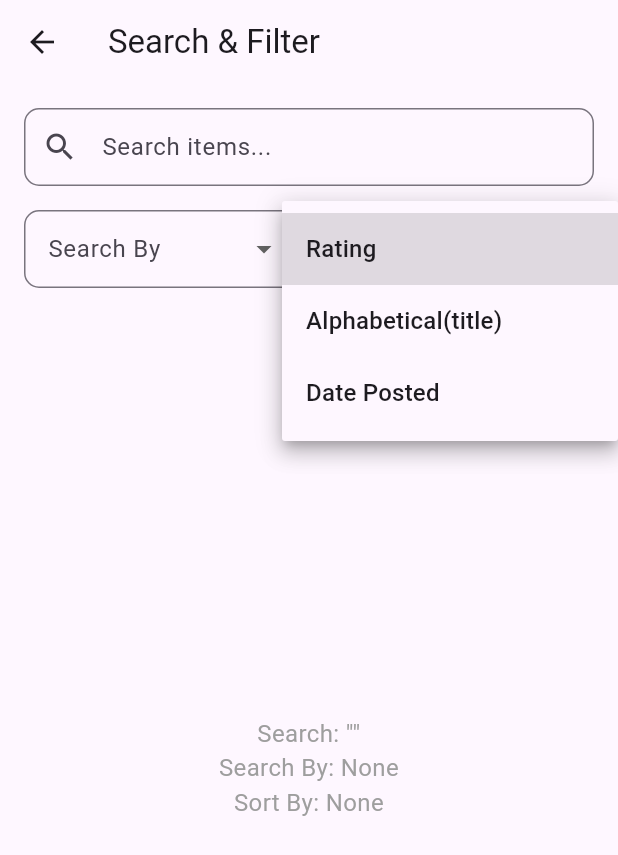
After one commit to Cs3541/Eat-Right-GroupMeep, a Flutter app: the BrowseScreen screen opened directly, after a tap on "Sort By", on a phone screen of 412 x 824 dp. The commit adds this screen. Shown: the top 855 px of the screen. Run offline on Flutter 3.47's test engine with Material 3 defaults, Android fonts, the phone set to English and light mode, and no system bars; our stand-ins replace cloud_firestore, firebase_auth, firebase_core, firebase_database; accounts and stored records are empty.

Commit message:
Added browse page logic, not hooked up though

```diff
--- a/lib/views/analytics_page_screen.dart
+++ b/lib/views/analytics_page_screen.dart
@@ -1,5 +1,5 @@
 import 'package:flutter/material.dart';
-import '../home_screen.dart';
+import 'home_screen.dart';
 import 'nutrition_log_screen.dart';
 import 'energy_log_screen.dart';
 
--- /dev/null
+++ b/lib/views/browse_screen.dart
@@ -0,0 +1,130 @@
+import 'package:flutter/material.dart';
+
+
+class BrowseScreen extends StatefulWidget {
+  const BrowseScreen({super.key});
+
+  @override
+  State<BrowseScreen> createState() => _BrowseScreenState();
+}
+
+class _BrowseScreenState extends State<BrowseScreen> {
+  final TextEditingController _searchController = TextEditingController();
+
+  // State for Dropdown 1
+  String? _selectedSearch;
+  final List<String> _searchOptions = ['Title', 'Creator'];
+
+  // State for Dropdown 2
+  String? _selectedSort;
+  final List<String> _sortOptions = ['Rating', 'Alphabetical(title)', 'Date Posted'];
+
+  @override
+  void dispose() {
+    _searchController.dispose();
+    super.dispose();
+  }
+
+  @override
+  Widget build(BuildContext context) {
+    return Scaffold(
+      appBar: AppBar(
+        title: const Text('Search & Filter'),
+      ),
+      body: Padding(
+        padding: const EdgeInsets.all(16.0),
+        child: Column(
+          crossAxisAlignment: CrossAxisAlignment.stretch,
+          children: [
+            // 1. Search Bar at the top
+            TextField(
+              controller: _searchController,
+              decoration: InputDecoration(
+                hintText: 'Search items...',
+                prefixIcon: const Icon(Icons.search),
+                border: OutlineInputBorder(
+                  borderRadius: BorderRadius.circular(10.0),
+                ),
+                contentPadding: const EdgeInsets.symmetric(horizontal: 16.0, vertical: 14.0),
+              ),
+              onChanged: (value) {
+                // Handle search query changes here
+              },
+            ),
+            const SizedBox(height: 16.0),
+
+            // 2. Two Dropdown Menus Next to Each Other
+            Row(
+              children: [
+                // First Dropdown
+                Expanded(
+                  child: DropdownButtonFormField<String>(
+                    initialValue: _selectedSearch,
+                    decoration: InputDecoration(
+                      labelText: 'Search By',
+                      border: OutlineInputBorder(
+                        borderRadius: BorderRadius.circular(10.0),
+                      ),
+                      contentPadding: const EdgeInsets.symmetric(horizontal: 12.0, vertical: 14.0),
+                    ),
+                    items: _searchOptions.map((String search) {
+                      return DropdownMenuItem<String>(
+                        value: search,
+                        child: Text(search),
+                      );
+                    }).toList(),
+                    onChanged: (String? newValue) {
+                      setState(() {
+                        _selectedSearch = newValue;
+                      });
+                    },
+                  ),
+                ),
+                const SizedBox(width: 12.0), // Spacing between dropdowns
+
+                // Second Dropdown
+                Expanded(
+                  child: DropdownButtonFormField<String>(
+                    initialValue: _selectedSort,
+                    decoration: InputDecoration(
+                      labelText: 'Sort By',
+                      border: OutlineInputBorder(
+                        borderRadius: BorderRadius.circular(10.0),
+                      ),
+                      contentPadding: const EdgeInsets.symmetric(horizontal: 12.0, vertical: 14.0),
+                    ),
+                    items: _sortOptions.map((String sort) {
+                      return DropdownMenuItem<String>(
+                        value: sort,
+                        child: Text(sort, overflow: TextOverflow.ellipsis),
+                      );
+                    }).toList(),
+                    onChanged: (String? newValue) {
+                      setState(() {
+                        _selectedSort = newValue;
+                      });
+                    },
+                  ),
+                ),
+              ],
+            ),
+            const SizedBox(height: 24.0),
+
+            // Display area showing current selections
+            Expanded(
+              child: Center(
+                child: Text(
+                  'Search: "${_searchController.text}"\n'
+                  'Search By: ${_selectedSearch ?? "None"}\n'
+                  'Sort By: ${_selectedSort ?? "None"}',
+                  textAlign: TextAlign.center,
+                  style: const TextStyle(fontSize: 16.0, color: Colors.grey),
+                ),
+              ),
+            ),
+          ],
+        ),
+      ),
+    );
+  }
+}
```
Also changed, not shown: lib/views/main_navigation.dart (+7 -1 lines).
